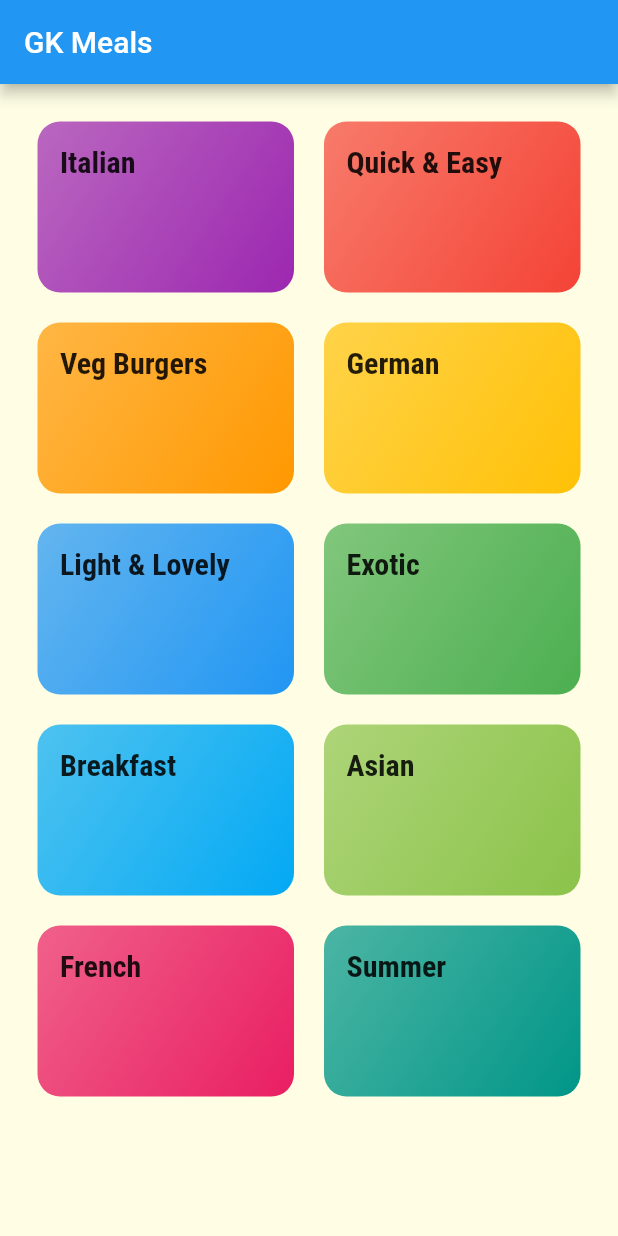
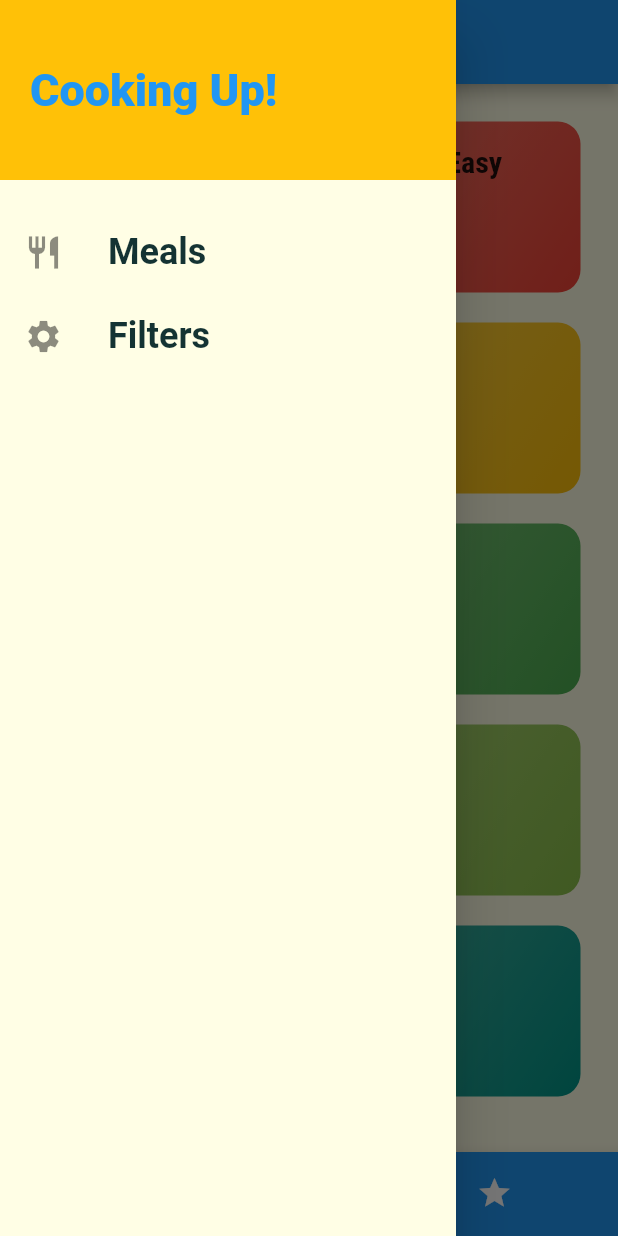
Before and after one commit to gopikovurugit/gk_meals, a Flutter app: the screen it shows after launch, with the side drawer open (before the commit the screen has no drawer), on a phone screen of 412 x 824 dp. Run offline on Flutter 3.47's test engine with Material 2 defaults, Android fonts, the light colour scheme and no system bars; Roboto replaces fonts that are missing (Railway, RobotCondensed).

Commit message:
2nd commit

```diff
--- a/lib/main.dart
+++ b/lib/main.dart
@@ -3,12 +3,72 @@ import 'package:flutter/material.dart';
 import 'screens/category_meals_screen.dart';
 import 'screens/categories_screen.dart';
 import 'screens/meal_detail_screen.dart';
+import 'screens/tabs_screen.dart';
+import 'screens/filters_screen.dart';
+import './models/meal.dart';
+import './dummy_data.dart';
 
 void main() {
   runApp(MyApp());
 }
 
-class MyApp extends StatelessWidget {
+class MyApp extends StatefulWidget {
+  @override
+  _MyAppState createState() => _MyAppState();
+}
+
+class _MyAppState extends State<MyApp> {
+  Map<String, bool> _filters = {
+    'gluten': false,
+    'lactose': false,
+    'vegetarian': false,
+    'vegan': false,
+  };
+
+  List<Meal> _availableMeals = DUMMY_MEALS;
+
+  List<Meal> _favoritedMeals = [];
+
+  void _setFilters(Map<String, bool> filterData) {
+    setState(() {
+      _filters = filterData;
+      _availableMeals = DUMMY_MEALS.where((meal) {
+        if (_filters['gluten'] && !meal.isGlutenFree) {
+          return false;
+        }
+        if (_filters['lactose'] && !meal.isLactoseFree) {
+          return false;
+        }
+        if (_filters['vegan'] && !meal.isVegan) {
+          return false;
+        }
+        if (_filters['vegetarian'] && !meal.isVegetarian) {
+          return false;
+        }
+        return true;
+      }).toList();
+    });
+  }
+
+  void _toggleFavorite(String mealId) {
+    final existingIndex =
+        _favoritedMeals.indexWhere((meal) => meal.id == mealId);
+    if (existingIndex >= 0) {
+      setState(() {
+        _favoritedMeals.removeAt(existingIndex);
+      });
+    } else {
+      setState(() {
+        _favoritedMeals
+            .add(DUMMY_MEALS.firstWhere((meal) => meal.id == mealId));
+      });
+    }
+  }
+
+  bool isMealFavorite(String mealId) {
+    return _favoritedMeals.any((meal) => meal.id == mealId);
+  }
+
   @override
   Widget build(BuildContext context) {
     return MaterialApp(
@@ -35,9 +95,12 @@ class MyApp extends StatelessWidget {
       // home: CategoriesScreen(),
       initialRoute: '/',
       routes: {
-        '/': (ctx) => CategoriesScreen(),
-        CategoryMealsScreen.routeName: (ctx) => CategoryMealsScreen(),
-        MealDetailScreen.routeName: (ctx) => MealDetailScreen(),
+        '/': (ctx) => TabsScreen(_favoritedMeals),
+        CategoryMealsScreen.routeName: (ctx) =>
+            CategoryMealsScreen(_availableMeals),
+        MealDetailScreen.routeName: (ctx) =>
+            MealDetailScreen(_toggleFavorite, isMealFavorite),
+        FiltersScreen.routeName: (ctx) => FiltersScreen(_filters, _setFilters),
       },
       onGenerateRoute: (settings) {
         print(settings.arguments);
--- a/lib/models/meal.dart
+++ b/lib/models/meal.dart
@@ -19,8 +19,8 @@ class Meal {
   final bool isVegan;
   final bool isVegetarian;
 
-  const Meal(
-      {@required this.id,
+  const Meal({
+    @required this.id,
     @required this.categories,
     @required this.title,
     @required this.imageUrl,
@@ -32,5 +32,6 @@ class Meal {
     @required this.isGlutenFree,
     @required this.isLactoseFree,
     @required this.isVegan,
-      @required this.isVegetarian});
+    @required this.isVegetarian,
+  });
 }
--- a/lib/screens/categories_screen.dart
+++ b/lib/screens/categories_screen.dart
@@ -5,9 +5,7 @@ import '../widgets/category_item.dart';
 class CategoriesScreen extends StatelessWidget {
   @override
   Widget build(BuildContext context) {
-    return Scaffold(
-      appBar: AppBar(title: Text('GK Meals')),
-      body: GridView(
+    return GridView(
       padding: const EdgeInsets.all(25),
       children: DUMMY_CATEGORIES
           .map(
@@ -24,7 +22,6 @@ class CategoriesScreen extends StatelessWidget {
         crossAxisSpacing: 20,
         mainAxisSpacing: 20,
       ),
-      ),
     );
   }
 }
--- /dev/null
+++ b/lib/screens/tabs_screen.dart
@@ -0,0 +1,74 @@
+import 'package:flutter/material.dart';
+import '../widgets/main_drawer.dart';
+import './favourites_screen.dart';
+import './categories_screen.dart';
+
+import '../models/meal.dart';
+
+class TabsScreen extends StatefulWidget {
+  final List<Meal> favoritedMeals;
+
+  TabsScreen(this.favoritedMeals);
+
+  @override
+  _TabsScreenState createState() => _TabsScreenState();
+}
+
+class _TabsScreenState extends State<TabsScreen> {
+  List<Map<String, Object>> _pages;
+
+  int _selectedPageIndex = 0;
+
+  @override
+  void initState() {
+    // TODO: implement initState
+    _pages = [
+      {
+        'page': CategoriesScreen(),
+        'title': 'Categories',
+      },
+      {
+        'page': FavouritesScreen(widget.favoritedMeals),
+        'title': 'Your Favourites',
+      }
+    ];
+    super.initState();
+  }
+
+  void _selectPage(int index) {
+    setState(() {
+      _selectedPageIndex = index;
+    });
+  }
+
+  @override
+  Widget build(BuildContext context) {
+    return Scaffold(
+      appBar: AppBar(
+        title: Text(_pages[_selectedPageIndex]['title']),
+      ),
+      drawer: MainDrawer(),
+      body: _pages[_selectedPageIndex]['page'],
+      bottomNavigationBar: BottomNavigationBar(
+        onTap: _selectPage,
+        backgroundColor: Theme.of(context).primaryColor,
+        unselectedItemColor: Colors.white,
+        selectedItemColor: Theme.of(context).accentColor,
+        currentIndex: _selectedPageIndex,
+        type: BottomNavigationBarType.shifting,
+        items: [
+          BottomNavigationBarItem(
+            backgroundColor: Theme.of(context).primaryColor,
+            icon: Icon(Icons.category),
+            title: Text('Categories'),
+          ),
+          BottomNavigationBarItem(
+            backgroundColor: Theme.of(context).primaryColor,
+            icon: Icon(Icons.star),
+            title: Text('Favourites'),
+          ),
+        ],
+      ),
+    );
+  }
+}
--- /dev/null
+++ b/lib/widgets/main_drawer.dart
@@ -0,0 +1,65 @@
+import 'package:flutter/material.dart';
+import '../screens/filters_screen.dart';
+
+class MainDrawer extends StatelessWidget {
+  Widget buildListTile(String title, IconData icon, Function tapHandler) {
+    return ListTile(
+      leading: Icon(
+        icon,
+        size: 26,
+      ),
+      title: Text(
+        title,
+        style: TextStyle(
+          fontFamily: 'RobotCondensed',
+          fontSize: 24,
+          fontWeight: FontWeight.bold,
+        ),
+      ),
+      onTap: tapHandler,
+    );
+  }
+
+  @override
+  Widget build(BuildContext context) {
+    return Drawer(
+      child: Column(
+        children: <Widget>[
+          Container(
+            height: 120,
+            width: double.infinity,
+            padding: EdgeInsets.all(20),
+            alignment: Alignment.centerLeft,
+            color: Theme.of(context).accentColor,
+            child: Text(
+              'Cooking Up!',
+              style: TextStyle(
+                fontWeight: FontWeight.w900,
+                fontSize: 30,
+                color: Theme.of(context).primaryColor,
+              ),
+            ),
+          ),
+          SizedBox(
+            height: 20,
+          ),
+          buildListTile(
+            'Meals',
+            Icons.restaurant,
+            () {
+              Navigator.of(context).pushReplacementNamed('/');
+            },
+          ),
+          buildListTile(
+            'Filters',
+            Icons.settings,
+            () {
+              Navigator.of(context)
+                  .pushReplacementNamed(FiltersScreen.routeName);
+            },
+          ),
+        ],
+      ),
+    );
+  }
+}
```
Also changed, not shown: lib/screens/category_meals_screen.dart (+54 -26 lines), lib/screens/favourites_screen.dart (added, +32 -0 lines), lib/screens/filters_screen.dart (added, +125 -0 lines), lib/screens/meal_detail_screen.dart (+11 -0 lines), lib/widgets/meal_item.dart (+9 -2 lines). Lines whose indentation alone changed are shown as unchanged.
